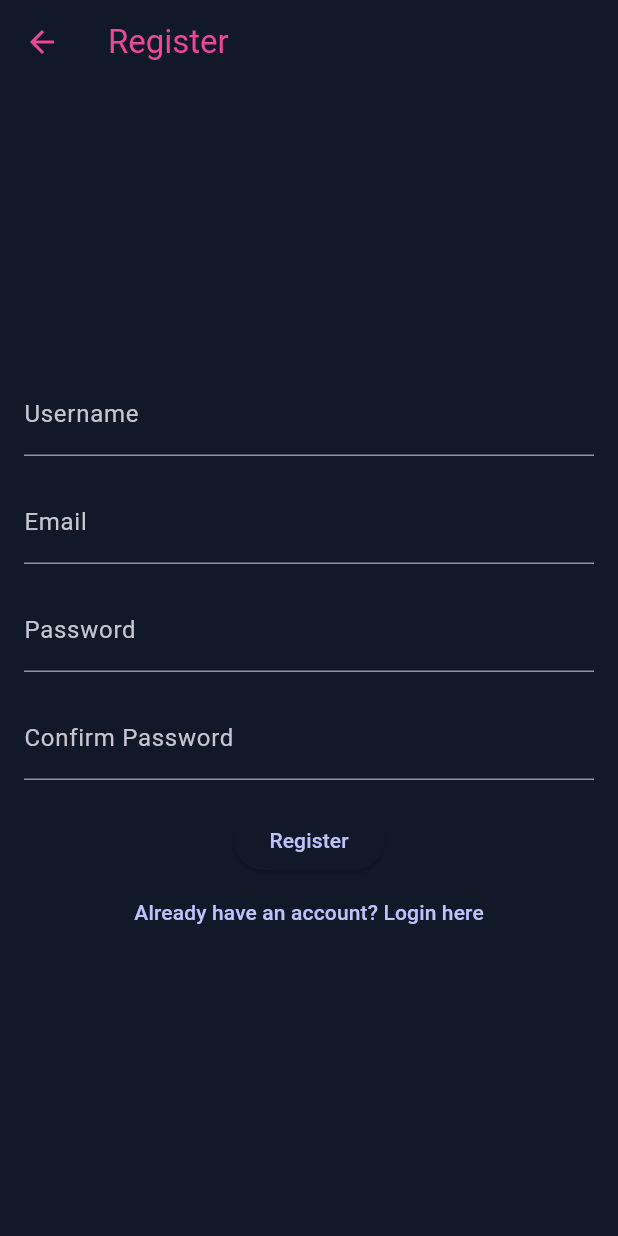
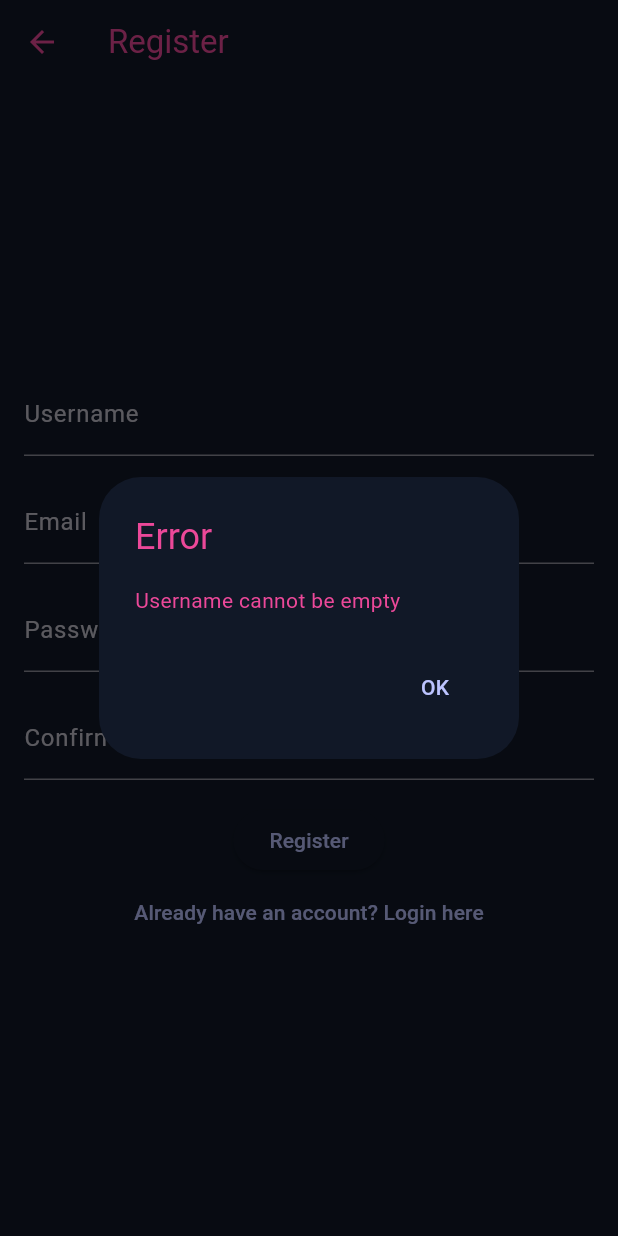
Before and after one commit to syamilu/tournamyx_mobile, a Flutter app: the RegisterScreen screen opened by its route, after a tap on "Register", on a phone screen of 412 x 824 dp. Run offline on Flutter 3.47's test engine with Material 3 defaults, Android fonts, the phone set to English and light mode, and no system bars; our stand-ins replace firebase_auth, firebase_core, ionicons; accounts and stored records are empty; Roboto replaces fonts that are missing (Poppins).

Commit message:
Implemented registration functionality with Firebase Auth

```diff
--- a/lib/features/auth/screen/register.dart
+++ b/lib/features/auth/screen/register.dart
@@ -1,7 +1,132 @@
+import 'package:firebase_auth/firebase_auth.dart';
 import 'package:flutter/material.dart';
+import 'package:tournamyx_mobile/components/shared/myx_bottom_navbar.dart';
 
-class RegisterScreen extends StatelessWidget {
+class RegisterScreen extends StatefulWidget {
   const RegisterScreen({super.key});
+
+  @override
+  State<RegisterScreen> createState() => _RegisterScreenState();
+}
+
+class _RegisterScreenState extends State<RegisterScreen> {
+  final _formKey = GlobalKey<FormState>();
+  final _usernameController = TextEditingController();
+  final _emailController = TextEditingController();
+  final _passwordController = TextEditingController();
+  final _confirmPasswordController = TextEditingController();
+
+  Future<void> registerUser() async {
+    // Check username is not empty
+    if (_usernameController.text.isEmpty) {
+      showDialog(
+        context: context,
+        builder: (context) {
+          return AlertDialog(
+            title: const Text('Error'),
+            content: const Text('Username cannot be empty'),
+            actions: [
+              TextButton(
+                onPressed: () {
+                  Navigator.pop(context);
+                },
+                child: const Text('OK'),
+              ),
+            ],
+          );
+        },
+      );
+      return;
+    }
+
+    // Check password at least 8 characters
+    if (_passwordController.text.length < 8) {
+      showDialog(
+        context: context,
+        builder: (context) {
+          return AlertDialog(
+            title: const Text('Error'),
+            content: const Text('Password must be at least 8 characters'),
+            actions: [
+              TextButton(
+                onPressed: () {
+                  Navigator.pop(context);
+                },
+                child: const Text('OK'),
+              ),
+            ],
+          );
+        },
+      );
+      return;
+    }
+
+    // Check if the password and confirm password match
+    if (_passwordController.text != _confirmPasswordController.text) {
+      showDialog(
+        context: context,
+        builder: (context) {
+          return AlertDialog(
+            title: const Text('Error'),
+            content: const Text('Passwords do not match'),
+            actions: [
+              TextButton(
+                onPressed: () {
+                  Navigator.pop(context);
+                },
+                child: const Text('OK'),
+              ),
+            ],
+          );
+        },
+      );
+      return;
+    }
+
+    if (_formKey.currentState!.validate()) {
+      try {
+        final credential =
+            await FirebaseAuth.instance.createUserWithEmailAndPassword(
+          email: _emailController.text,
+          password: _passwordController.text,
+        );
+
+        // Store username in Firestore
+        await credential.user!.updateDisplayName(_usernameController.text);
+
+        if (credential.user != null) {
+          print('User registered');
+          Navigator.pushAndRemoveUntil(
+            context,
+            MaterialPageRoute(builder: (context) => const MyxBottomNavbar()),
+            (Route<dynamic> route) =>
+                false, // This will remove all routes before pushing the new one
+          );
+        }
+      } catch (e) {
+        showDialog(
+          context: context,
+          builder: (context) {
+            return AlertDialog(
+              title: const Text('Error'),
+              content: const Text(
+                  'The email address is already in use by another account.'),
+              actions: [
+                TextButton(
+                  onPressed: () {
+                    Navigator.pop(context);
+                  },
+                  child: const Text('OK'),
+                ),
+              ],
+            );
+          },
+        );
+      }
+    } else {
+      print('User not registered');
+    }
+  }
 
   @override
   Widget build(BuildContext context) {
@@ -11,39 +136,43 @@ class RegisterScreen extends StatelessWidget {
       ),
       body: Padding(
         padding: const EdgeInsets.all(16.0),
+        child: Form(
+          key: _formKey,
           child: Column(
             mainAxisAlignment: MainAxisAlignment.center,
             children: [
-            const TextField(
-              decoration: InputDecoration(
+              TextField(
+                decoration: const InputDecoration(
                   labelText: 'Username',
                 ),
+                controller: _usernameController,
               ),
               const SizedBox(height: 16.0),
-            const TextField(
-              decoration: InputDecoration(
+              TextField(
+                decoration: const InputDecoration(
                   labelText: 'Email',
                 ),
+                controller: _emailController,
               ),
               const SizedBox(height: 16.0),
-            const TextField(
+              TextField(
                 obscureText: true,
-              decoration: InputDecoration(
+                decoration: const InputDecoration(
                   labelText: 'Password',
                 ),
+                controller: _passwordController,
               ),
               const SizedBox(height: 16.0),
-            const TextField(
+              TextField(
                 obscureText: true,
-              decoration: InputDecoration(
+                decoration: const InputDecoration(
                   labelText: 'Confirm Password',
                 ),
+                controller: _confirmPasswordController,
               ),
               const SizedBox(height: 16.0),
               ElevatedButton(
-              onPressed: () {
-                // TODO: Implement register logic
-              },
+                onPressed: registerUser,
                 child: const Text('Register'),
               ),
               TextButton(
@@ -54,6 +183,7 @@ class RegisterScreen extends StatelessWidget {
             ],
           ),
         ),
+      ),
     );
   }
 }
--- a/lib/main.dart
+++ b/lib/main.dart
@@ -49,7 +49,7 @@ class _MyAppState extends State<MyApp> {
     super.initState();
     FirebaseAuth.instance.authStateChanges().listen((User? user) {
       if (user != null) {
-        print("User already signed in : ${user.uid}");
+        print("User already signed in : ${user.displayName}");
       }
     });
   }
```
Also changed, not shown: 1 other file. Lines whose indentation alone changed are shown as unchanged.
